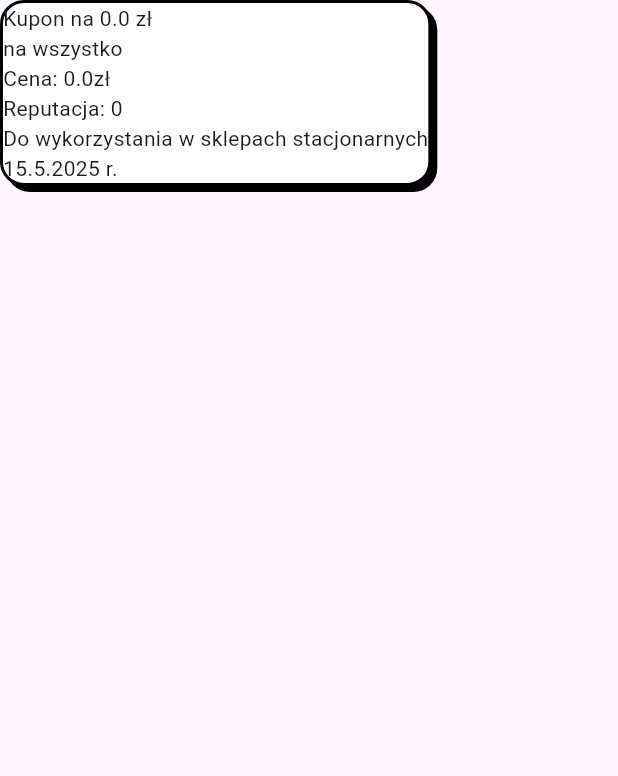
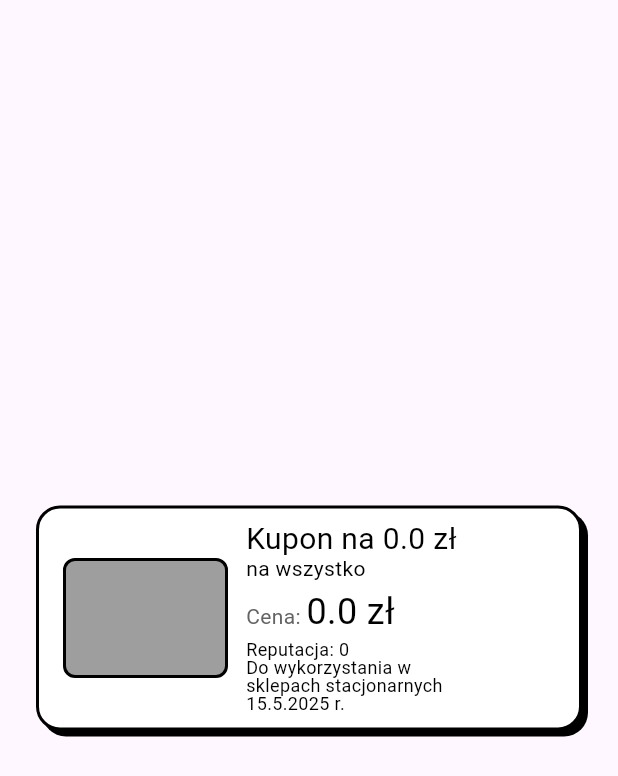
Before and after one commit to PiNereQ/engineering-project, a Flutter app: the CouponHorizontalCard widget shown alone on an empty page, opened directly with empty values, on a phone screen of 412 x 824 dp. Shown: the top 776 px of the screen. Run offline on Flutter 3.47's test engine with Material 3 defaults, Android fonts, the phone set to English and light mode, and no system bars; our stand-ins replace bloc, equatable, firebase_auth, firebase_core, flutter_bloc, flutter_svg; accounts and stored records are empty; generated files the repository leaves out were written again; Roboto replaces fonts that are missing (Itim).

Commit message:
Made coupons clickable and added styling

```diff
--- /dev/null
+++ b/lib/presentation/screens/coupon_detail_screen.dart
@@ -0,0 +1,20 @@
+import 'package:flutter/material.dart';
+
+class CouponDetailsScreen extends StatelessWidget {
+  const CouponDetailsScreen({super.key});
+
+  @override
+  Widget build(BuildContext context) {
+    return Scaffold(
+      appBar: AppBar(
+        title: const Text('Coupon Details'),
+      ),
+      body: const Center(
+        child: Text(
+          'Coupon Details',
+          style: TextStyle(fontSize: 24, fontWeight: FontWeight.bold),
+        ),
+      ),
+    );
+  }
+}
--- a/lib/presentation/widgets/coupon_card.dart
+++ b/lib/presentation/widgets/coupon_card.dart
@@ -2,6 +2,7 @@ import 'package:flutter/material.dart';
 
 import 'package:proj_inz/core/utils.dart';
 import 'package:proj_inz/data/models/coupon_model.dart';
+import 'package:proj_inz/presentation/screens/coupon_detail_screen.dart';
 
 class CouponHorizontalCard extends StatelessWidget {
   final Coupon coupon;
@@ -31,23 +32,99 @@ class CouponHorizontalCard extends StatelessWidget {
         ? reduction.toString().replaceAll('.', ',')
         : reduction.toStringAsFixed(2).replaceAll('.', ',');
 
-    final titleText = reductionIsPercentage
-      ? 'Kupon -$reductionText%'
-      : 'Kupon na $reductionText zł';
+    final titleText = TextSpan(
+      text: reductionIsPercentage
+      ? 'Kupon -$reductionText%\n'
+      : 'Kupon na $reductionText zł\n',
+      style: const TextStyle(
+      color: Colors.black,
+      fontSize: 20,
+      fontFamily: 'Itim',
+      fontWeight: FontWeight.w400,
+      height: 1.0,
+      ),
+    );
 
-    final limitsText = hasLimits
+    final limitsText = TextSpan(
+      text: hasLimits
         ? 'z ograniczeniami'
-      : 'na wszystko';
+        : 'na wszystko',
+      style: const TextStyle(
+        color: Colors.black,
+        fontSize: 14,
+        fontFamily: 'Itim',
+        fontWeight: FontWeight.w400,
+      ),
+    );
 
-    final priceText = 'Cena: ${price}zł';
+    final priceText = TextSpan(
+      children: [
+        const TextSpan(
+          text: "Cena: ",
+          style: TextStyle(
+            color: Color(0xFF646464),
+            fontSize: 14,
+            fontFamily: 'Itim',
+            fontWeight: FontWeight.w400,
+          ),
+        ),
+        TextSpan(
+          text: "$price zł",
+          style: const TextStyle(
+            color: Colors.black,
+            fontSize: 24,
+            fontFamily: 'Itim',
+            fontWeight: FontWeight.w400,
+          ),
+        )
+      ],
+    );
 
-    final reputationText = 'Reputacja: $sellerReputation';
+    final reputationText = TextSpan(
+      text: 'Reputacja: $sellerReputation',
+      style: const TextStyle(
+        color: Colors.black,
+        fontSize: 12,
+        fontFamily: 'Itim',
+        fontWeight: FontWeight.w400,
+        height: 1.0,
+      ),
+    );
 
-    final locationText = 'Do wykorzystania w sklepach ${isOnline ? 'intenetowych' : 'stacjonarnych'}';
+    final locationText = TextSpan(
+      text: 'Do wykorzystania w sklepach ${isOnline ? 'intenetowych' : 'stacjonarnych'}',
+      style: const TextStyle(
+        color: Colors.black,
+        fontSize: 12,
+        fontFamily: 'Itim',
+        fontWeight: FontWeight.w400,
+        height: 1.0,
+      ),
+    );
 
-    final expiryDateText = '${expiryDate.day}.${expiryDate.month}.${expiryDate.year} r.';
+    final expiryDateText = TextSpan(
+      text: '${expiryDate.day}.${expiryDate.month}.${expiryDate.year} r.',
+      style: const TextStyle(
+        color: Colors.black,
+        fontSize: 12,
+        fontFamily: 'Itim',
+        fontWeight: FontWeight.w400,
+        height: 1.0,
+      ),
+    );
 
-    return Container(
+    return Center(
+      child: InkWell(
+        onTap: () {
+          Navigator.push(
+                      context,
+                      MaterialPageRoute(
+                        builder: (context) => const CouponDetailsScreen(),
+                      ),
+                    );
+        },
+        child: Container(
+          width: 364.0,
           decoration: ShapeDecoration(
             color: Colors.white,
             shape: RoundedRectangleBorder(
@@ -63,19 +140,67 @@ class CouponHorizontalCard extends StatelessWidget {
               )
             ],
           ),
+          child: Row(
+            crossAxisAlignment: CrossAxisAlignment.center,
+            children: [
+              Padding(padding: const EdgeInsets.fromLTRB(16.0, 10.0, 0.0, 10.0),
+                child: Container(
+                  width: 110.0,
+                  height: 80.0,
+                  alignment: Alignment.center,
+                  padding: const EdgeInsets.symmetric(horizontal: 8),
+                  decoration: ShapeDecoration(
+                    color: shopBgColor,
+                    shape: RoundedRectangleBorder(
+                      side: const BorderSide(width: 2),
+                      borderRadius: BorderRadius.circular(8),
+                    ),
+                  ),
+                  child: Text(
+                    shopName,
+                    style: TextStyle(
+                      color: shopNameColor,
+                      fontSize: 15,
+                      fontFamily: 'Roboto',
+                      fontWeight: FontWeight.w700,
+                    )
+                  ),
+                ),
+              ),
+               Flexible(
+                 fit: FlexFit.loose,
+                child: Padding(
+                  padding: const EdgeInsets.fromLTRB(12.0, 10.0, 0.0, 10.0),
+                  child: SizedBox(
+                    width: 150,
                       child: Column(
                       mainAxisSize: MainAxisSize.min,
                       mainAxisAlignment: MainAxisAlignment.start,
                       crossAxisAlignment: CrossAxisAlignment.start,
                       children: [
-          Text(titleText),
-          Text(limitsText),
-          Text(priceText),
-          Text(reputationText),
-          Text(locationText),
-          Text(expiryDateText),
+                        Text.rich(
+                          TextSpan(
+                            children: [
+                              titleText,
+                              limitsText
+                            ],
+                          ),
+                        ),
+                        const SizedBox(height: 2.0,),
+                        Text.rich(priceText),
+                        const SizedBox(height: 2.0,),
+                        Text.rich(reputationText),
+                        Text.rich(locationText),
+                        Text.rich(expiryDateText),
+                      ],
+                    ),
+                  ),
+                ),
+              ),
             ],
           )
+        ),
+      ),
     );
   }
 }
```
Lines whose indentation alone changed are shown as unchanged.
